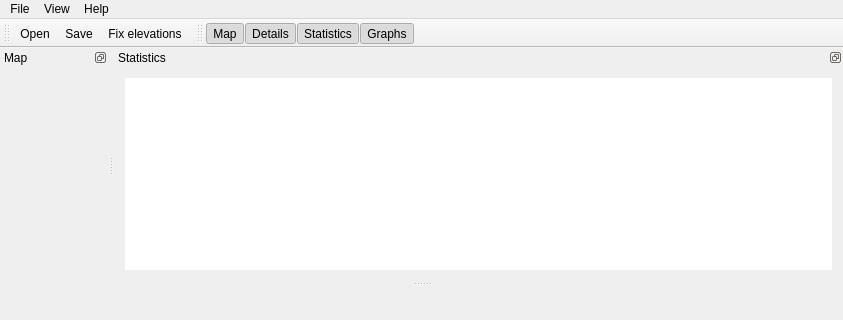
tobydox/rucktrack, file forms/rtmainwindow.ui: the form before one commit; both pictures show x 0 to 843 and y 0 to 320 of the 843 by 688 pixel window.
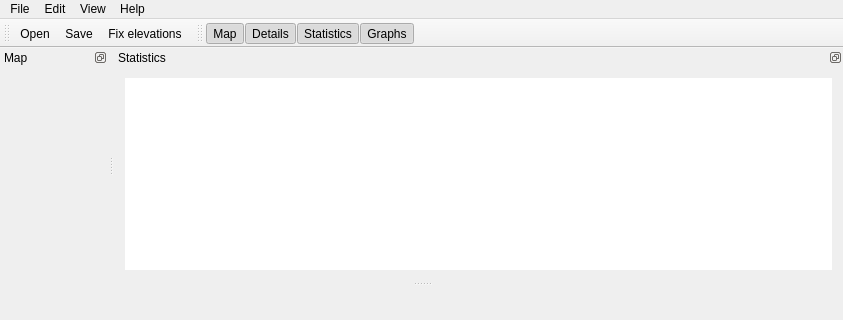
The form after the commit. Icons and pictures are not drawn. Custom widgets are drawn as their Qt base class.

What changed in the file:
```diff
--- a/forms/rtmainwindow.ui
+++ b/forms/rtmainwindow.ui
@@ -24,7 +24,7 @@
      <x>0</x>
      <y>0</y>
      <width>843</width>
-     <height>26</height>
+     <height>25</height>
     </rect>
    </property>
    <widget class="QMenu" name="menuFile">
@@ -51,7 +51,16 @@
     <addaction name="actionShowStatistics"/>
     <addaction name="actionShowGraphs"/>
    </widget>
+   <widget class="QMenu" name="menuEdit">
+    <property name="title">
+     <string>Edit</string>
+    </property>
+    <addaction name="actionFixElevations"/>
+    <addaction name="separator"/>
+    <addaction name="actionPreferences"/>
+   </widget>
    <addaction name="menuFile"/>
+   <addaction name="menuEdit"/>
    <addaction name="menuView"/>
    <addaction name="menuHelp"/>
   </widget>
```
Left out of the diff: 30 changed lines with no effect on the pictures.
